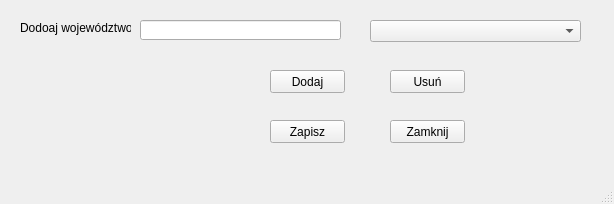
Qt form Kontrahent/kontrahentdodajwojewodztwo.ui (Astropl/OptiBase) before a commit.
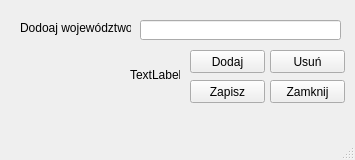
The same form after that commit.

Commit message: add icon check ok/no

The edit to the form file:
```diff
--- a/Kontrahent/kontrahentdodajwojewodztwo.ui
+++ b/Kontrahent/kontrahentdodajwojewodztwo.ui
@@ -6,8 +6,8 @@
    <rect>
     <x>0</x>
     <y>0</y>
-    <width>614</width>
-    <height>204</height>
+    <width>355</width>
+    <height>160</height>
    </rect>
   </property>
   <property name="windowTitle">
@@ -17,8 +17,8 @@
    <widget class="QPushButton" name="pushButton_4">
     <property name="geometry">
      <rect>
-      <x>390</x>
-      <y>120</y>
+      <x>270</x>
+      <y>80</y>
       <width>75</width>
       <height>23</height>
      </rect>
@@ -30,8 +30,8 @@
    <widget class="QPushButton" name="pushButton">
     <property name="geometry">
      <rect>
-      <x>270</x>
-      <y>120</y>
+      <x>190</x>
+      <y>80</y>
       <width>75</width>
       <height>23</height>
      </rect>
@@ -66,8 +66,8 @@
    <widget class="QPushButton" name="pushButton_2">
     <property name="geometry">
      <rect>
-      <x>270</x>
-      <y>70</y>
+      <x>190</x>
+      <y>50</y>
       <width>75</width>
       <height>23</height>
      </rect>
@@ -79,8 +79,8 @@
    <widget class="QPushButton" name="pushButton_3">
     <property name="geometry">
      <rect>
-      <x>390</x>
-      <y>70</y>
+      <x>270</x>
+      <y>50</y>
       <width>75</width>
       <height>23</height>
      </rect>
@@ -99,6 +99,19 @@
      </rect>
     </property>
    </widget>
+   <widget class="QLabel" name="lblCheckOkNo">
+    <property name="geometry">
+     <rect>
+      <x>130</x>
+      <y>50</y>
+      <width>50</width>
+      <height>50</height>
+     </rect>
+    </property>
+    <property name="text">
+     <string>TextLabel</string>
+    </property>
+   </widget>
   </widget>
   <widget class="QMenuBar" name="menubar">
    <property name="geometry">
```
Left out of the diff: 2 changed lines with no effect on the pictures. The commit also changes 12 other files.
